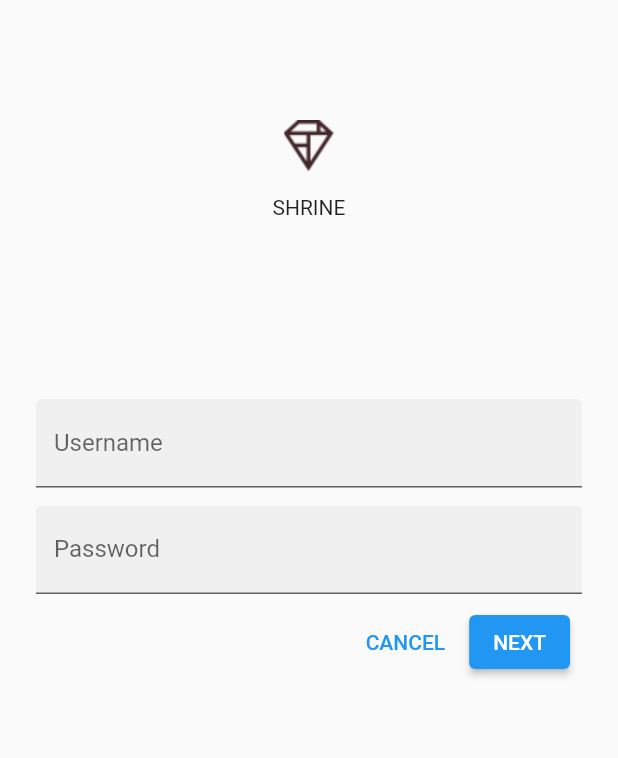
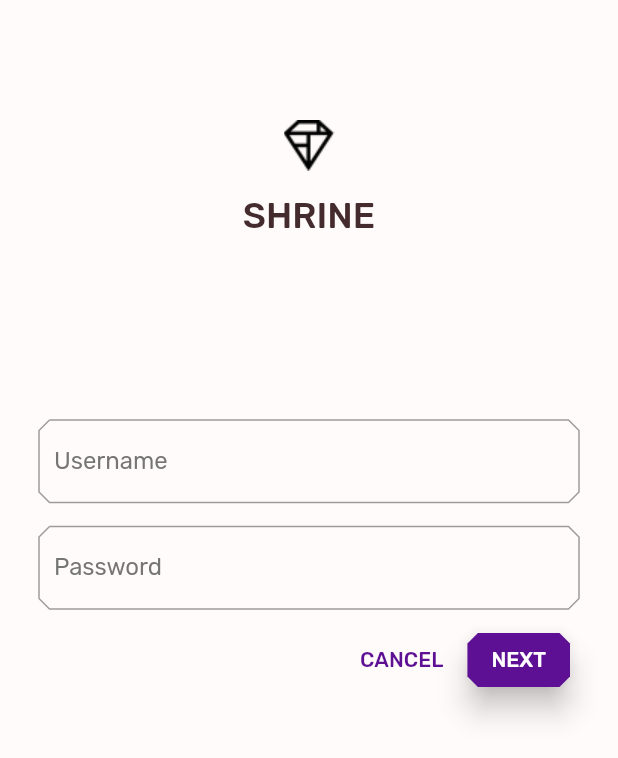
Before and after one commit to zanjabilbenkhedher/MDC_FLUTTER, a Flutter app: the screen it shows after launch, after a tap on "CANCEL", on a phone screen of 412 x 824 dp. Shown: the top 758 px of the screen. Run offline on Flutter 3.47's test engine with Material 2 defaults, Android fonts, the phone set to English and light mode, and no system bars.

Commit message:
mdc_103_series

```diff
--- a/analysis_options.yaml
+++ b/analysis_options.yaml
@@ -1 +1,5 @@
 include: package:flutter_lints/flutter.yaml
+
+linter:
+  rules:
+    avoid_print: false
--- a/lib/app.dart
+++ b/lib/app.dart
@@ -11,11 +11,11 @@
 // WITHOUT WARRANTIES OR CONDITIONS OF ANY KIND, either express or implied.
 // See the License for the specific language governing permissions and
 // limitations under the License.
-
 import 'package:flutter/material.dart';
-
+import 'supplemental/cut_corners_border.dart';
 import 'home.dart';
 import 'login.dart';
+import 'colors.dart';
 
 // TODO: Convert ShrineApp to stateful widget (104)
 class ShrineApp extends StatelessWidget {
@@ -26,13 +26,14 @@ class ShrineApp extends StatelessWidget {
     return MaterialApp(
       title: 'Shrine',
       // TODO: Change home: to a Backdrop with a HomePage frontLayer (104)
-      home: const HomePage(),
+      home: HomePage(),
       // TODO: Make currentCategory field take _currentCategory (104)
       // TODO: Pass _currentCategory for frontLayer (104)
       // TODO: Change backLayer field value to CategoryMenuPage (104)
       initialRoute: '/login',
       onGenerateRoute: _getRoute,
       // TODO: Add a theme (103)
+      theme: _kShrineTheme, // New code
     );
   }
 
@@ -50,4 +51,53 @@ class ShrineApp extends StatelessWidget {
 }
 
 // TODO: Build a Shrine Theme (103)
+final ThemeData _kShrineTheme = _buildShrineTheme();
+
+ThemeData _buildShrineTheme() {
+  final ThemeData base = ThemeData.light();
+  return base.copyWith(
+    colorScheme: base.colorScheme.copyWith(
+      primary: kShrinePurple,
+      secondary: kShrinePurple,
+      error: kShrineErrorRed,
+    ),
+    scaffoldBackgroundColor: kShrineSurfaceWhite,
+    textTheme: _buildShrineTextTheme(base.textTheme),
+    textSelectionTheme: const TextSelectionThemeData(
+      selectionColor: kShrinePurple,
+    ),
+    inputDecorationTheme: const InputDecorationTheme(
+      focusedBorder: CutCornersBorder(
+        borderSide: BorderSide(
+          width: 2.0,
+          color: kShrinePurple,
+        ),
+      ),
+      border: CutCornersBorder(),
+    ),
+  );
+}
+
 // TODO: Build a Shrine Text Theme (103)
+TextTheme _buildShrineTextTheme(TextTheme base) {
+  return base.copyWith(
+    headline5: base.headline5!.copyWith(
+      fontWeight: FontWeight.w500,
+    ),
+    headline6: base.headline6!.copyWith(
+      fontSize: 18.0,
+    ),
+    caption: base.caption!.copyWith(
+      fontWeight: FontWeight.w400,
+      fontSize: 14.0,
+    ),
+    bodyText1: base.bodyText1!.copyWith(
+      fontWeight: FontWeight.w500,
+      fontSize: 16.0,
+    ),
+  ).apply(
+    fontFamily: 'Rubik',
+    displayColor: kShrineBrown900,
+    bodyColor: kShrineBrown900,
+  );
+}
--- /dev/null
+++ b/lib/colors.dart
@@ -0,0 +1,12 @@
+import 'package:flutter/material.dart';
+
+const kShrinePink50 = Color(0xFFFEEAE6);
+const kShrinePink100 = Color(0xFFFEDBD0);
+const kShrinePink300 = Color(0xFFFBB8AC);
+const kShrinePink400 = Color(0xFFEAA4A4);
+const kShrineBrown900 = Color(0xFF442B2D);
+const kShrinePurple=Color(0xFF5D1094);
+const kShrineErrorRed = Color(0xFFC5032B);
+const kShrineBlack=Color(0xFF000000);
+const kShrineSurfaceWhite = Color(0xFFFFFBFA);
+const kShrineBackgroundWhite = Colors.white;
--- a/lib/home.dart
+++ b/lib/home.dart
@@ -13,80 +13,22 @@
 // limitations under the License.
 
 import 'package:flutter/material.dart';
-import 'package:intl/intl.dart';
+import 'package:flutter/services.dart';
 
 import 'model/products_repository.dart';
 import 'model/product.dart';
+import 'supplemental/asymmetric_view.dart';
+
 class HomePage extends StatelessWidget {
-  const HomePage({Key? key}) : super(key: key);
+  // TODO: Add a variable for Category (104)
 
-// TODO: Make a collection of cards (102)
-
-// Replace this entire method
-  List<Card> _buildGridCards(BuildContext context) {
-    List<Product> products = ProductsRepository.loadProducts(Category.all);
-
-    if (products.isEmpty) {
-      return const <Card>[];
-    }
-
-    final ThemeData theme = Theme.of(context);
-    final NumberFormat formatter = NumberFormat.simpleCurrency(
-        locale: Localizations.localeOf(context).toString());
-
-    return products.map((product) {
-      return Card(
-        clipBehavior: Clip.antiAlias,
-        // TODO: Adjust card heights (103)
-        child: Column(
-          // TODO: Center items on the card (103)
-          crossAxisAlignment: CrossAxisAlignment.start,
-          children: <Widget>[
-            AspectRatio(
-              aspectRatio: 18 / 11,
-              child: Image.asset(
-                product.assetName,
-                package: product.assetPackage,
-                // TODO: Adjust the box size (102)
-                fit: BoxFit.fitWidth,
-              ),
-            ),
-            Expanded(
-              child: Padding(
-                padding: const EdgeInsets.fromLTRB(16.0, 12.0, 16.0, 8.0),
-                child: Column(
-                  // TODO: Align labels to the bottom and center (103)
-                  crossAxisAlignment: CrossAxisAlignment.start,
-                  // TODO: Change innermost Column (103)
-                  children: <Widget>[
-                    // TODO: Handle overflowing labels (103)
-                    Text(
-                      product.name,
-                      style: theme.textTheme.headline6,
-                      maxLines: 1,
-                    ),
-                    const SizedBox(height: 8.0),
-                    Text(
-                      formatter.format(product.price),
-                      style: theme.textTheme.subtitle2,
-                    ),
-                  ],
-                ),
-              ),
-            ),
-          ],
-        ),
-      );
-    }).toList();
-  }
-  // TODO: Add a variable for Category (104)
   @override
   Widget build(BuildContext context) {
     // TODO: Return an AsymmetricView (104)
     // TODO: Pass Category variable to AsymmetricView (104)
-    return  Scaffold(
-      // TODO: Add app bar (102)
+    return Scaffold(
       appBar: AppBar(
+        systemOverlayStyle: SystemUiOverlayStyle.light,
         leading: IconButton(
           icon: const Icon(
             Icons.menu,
@@ -109,8 +51,8 @@ class HomePage extends StatelessWidget {
           ),
           IconButton(
             icon: const Icon(
-              Icons.tune,
-              semanticLabel: 'filter',
+                Icons.tune,
+                semanticLabel: 'filter'
             ),
             onPressed: () {
               print('Filter button');
@@ -118,16 +60,7 @@ class HomePage extends StatelessWidget {
           ),
         ],
       ),
-      // TODO: Add a grid view (102)
-      body: GridView.count(
-        crossAxisCount: 2,
-        padding: const EdgeInsets.all(16.0),
-        childAspectRatio: 8.0 / 9.0,
-          children: _buildGridCards(context) // Changed code
-        // TODO: Build a grid of cards (102)
-      ),
-      // TODO: Set resizeToAvoidBottomInset (101)
-      resizeToAvoidBottomInset: false,
+      body: AsymmetricView(products: ProductsRepository.loadProducts(Category.all)),
     );
   }
 }
--- a/lib/login.dart
+++ b/lib/login.dart
@@ -13,6 +13,7 @@
 // limitations under the License.
 
 import 'package:flutter/material.dart';
+import 'colors.dart';
 
 class LoginPage extends StatefulWidget {
   const LoginPage({Key? key}) : super(key: key);
@@ -24,6 +25,23 @@ class LoginPage extends StatefulWidget {
 class _LoginPageState extends State<LoginPage> {
   final _usernameController = TextEditingController();
   final _passwordController = TextEditingController();
+  final _unfocusedColor = Colors.grey[600];
+  final _usernameFocusNode = FocusNode();
+  final _passwordFocusNode = FocusNode();
+  @override
+  void initState() {
+    super.initState();
+    _usernameFocusNode.addListener(() {
+      setState(() {
+        //Redraw so that the username label reflects the focus state
+      });
+    });
+    _passwordFocusNode.addListener(() {
+      setState(() {
+        //Redraw so that the password label reflects the focus state
+      });
+    });
+  }
 
   @override
   Widget build(BuildContext context) {
@@ -35,9 +53,12 @@ class _LoginPageState extends State<LoginPage> {
             const SizedBox(height: 80.0),
             Column(
               children: <Widget>[
-                Image.asset('assets/diamond.png'),
+                Image.asset('assets/diamond.png',color:kShrineBlack),
                 const SizedBox(height: 16.0),
-                const Text('SHRINE'),
+                Text(
+                  'SHRINE',
+                  style: Theme.of(context).textTheme.headline5,
+                ),
               ],
             ),
             const SizedBox(height: 120.0),
@@ -45,26 +66,43 @@ class _LoginPageState extends State<LoginPage> {
             // TODO: Remove filled: true values (103)
         TextField(
           controller: _usernameController,
-              decoration: const InputDecoration(
-                filled: true,
+          decoration: InputDecoration(
             labelText: 'Username',
+            labelStyle: TextStyle(
+                color: _usernameFocusNode.hasFocus
+                    ? Theme.of(context).colorScheme.secondary
+                    : _unfocusedColor),
           ),
+          focusNode: _usernameFocusNode,
         ),
         const SizedBox(height: 12.0),
-            // TODO: Wrap Password with AccentColorOverride (103)
         TextField(
           controller: _passwordController,
-              decoration: const InputDecoration(
-                filled: true,
+          decoration: InputDecoration(
             labelText: 'Password',
+            labelStyle: TextStyle(
+                color: _passwordFocusNode.hasFocus
+                    ? Theme.of(context).colorScheme.secondary
+                    : _unfocusedColor),
           ),
-              obscureText: true,
+          focusNode: _passwordFocusNode,
         ),
+
             ButtonBar(
               children: <Widget>[
                 // TODO: Add a beveled rectangular border to CANCEL (103)
                 TextButton(
                   child: const Text('CANCEL'),
+                  style: ButtonStyle(
+                    foregroundColor: MaterialStateProperty.all(
+                      Theme.of(context).colorScheme.secondary,
+                    ),
+                    shape: MaterialStateProperty.all(
+                      const BeveledRectangleBorder(
+                        borderRadius: BorderRadius.all(Radius.circular(7.0)),
+                      ),
+                    ),
+                  ),
                   onPressed: () {
                     _usernameController.clear();
                     _passwordController.clear();
@@ -74,9 +112,14 @@ class _LoginPageState extends State<LoginPage> {
                 // TODO: Add a beveled rectangular border to NEXT (103)
                 ElevatedButton(
                     child: const Text('NEXT'),
-                  onPressed: () {
-                    Navigator.pop(context);
-                  },
+                    style: ButtonStyle(
+                      elevation: MaterialStateProperty.all(8.0),
+                      shape: MaterialStateProperty.all(
+                        const BeveledRectangleBorder(
+                          borderRadius: BorderRadius.all(Radius.circular(7.0)),
+                        ),
+                      ),
+                    ),onPressed: () { Navigator.pop(context); },
                 ),
               ],
             ),
@@ -86,5 +129,4 @@ class _LoginPageState extends State<LoginPage> {
     );
   }
 }
-
 // TODO: Add AccentColorOverride (103)
--- a/pubspec.yaml
+++ b/pubspec.yaml
@@ -19,6 +19,12 @@ dev_dependencies:
 
 flutter:
   # TODO: Insert Fonts (103)
+  fonts:
+    - family: Rubik
+      fonts:
+        - asset: fonts/Rubik-Regular.ttf
+        - asset: fonts/Rubik-Medium.ttf
+          weight: 500
   uses-material-design: true
   assets:
     - assets/diamond.png
```
Lines whose indentation alone changed are shown as unchanged.
